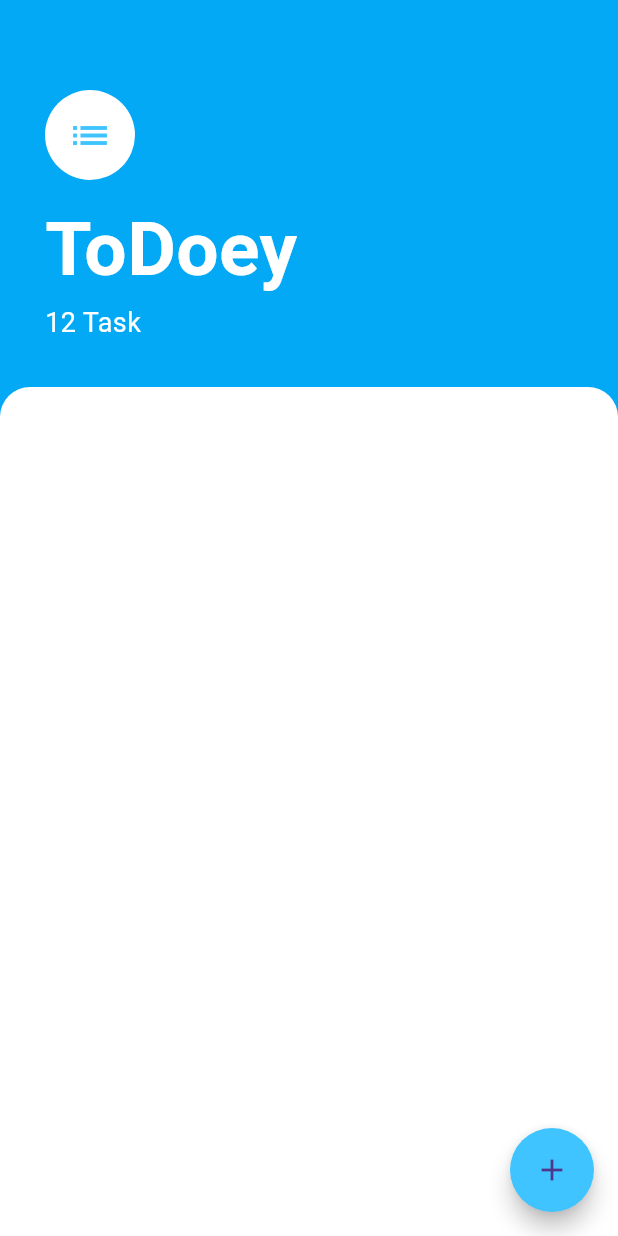
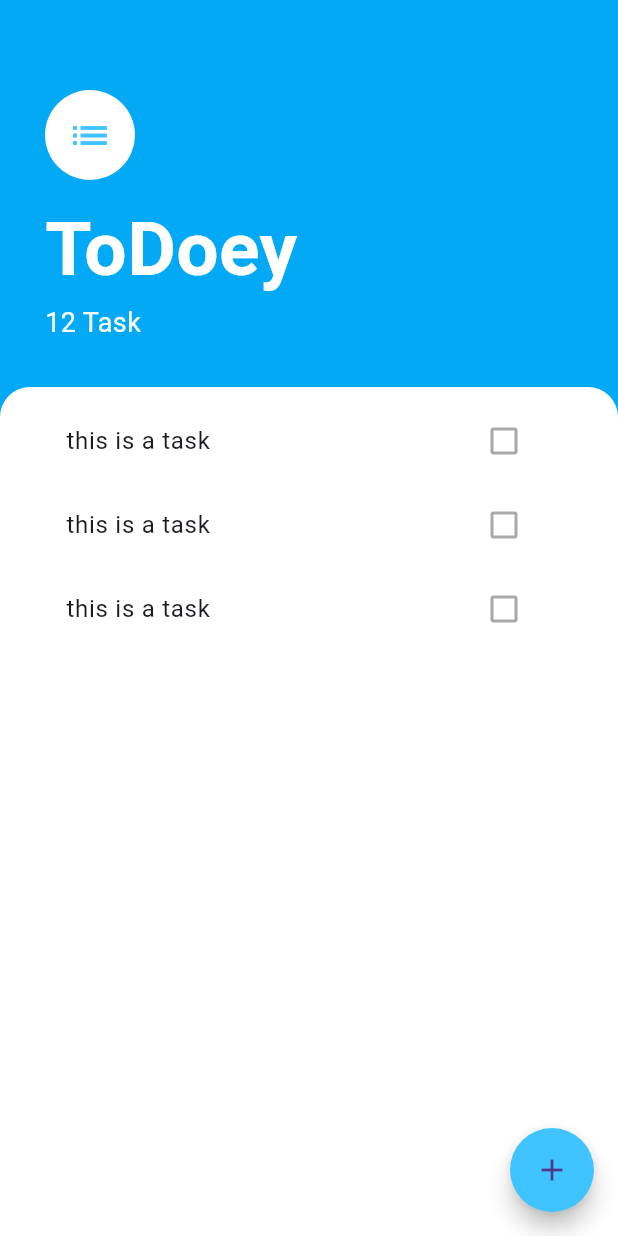
Before and after one commit to bsanderson1981/section16, a Flutter app: the screen it shows after launch, on a phone screen of 412 x 824 dp. Run offline on Flutter 3.47's test engine with Material 3 defaults, Android fonts, the phone set to English and light mode, and no system bars.

Commit message:
finished  section16  197

```diff
--- /dev/null
+++ b/devtools_options.yaml
@@ -0,0 +1,3 @@
+description: This file stores settings for Dart & Flutter DevTools.
+documentation: https://docs.flutter.dev/tools/devtools/extensions#configure-extension-enablement-states
+extensions:
--- a/lib/screens/tasks_screen.dart
+++ b/lib/screens/tasks_screen.dart
@@ -1,5 +1,7 @@
 import 'package:flutter/foundation.dart';
 import 'package:flutter/material.dart';
+import '/widgets/task_list.dart';
+import '/widgets/task_tile.dart';
 //finished sec 16 192
 class TasksScreen extends StatelessWidget {
   const TasksScreen({super.key});
@@ -53,12 +55,14 @@ class TasksScreen extends StatelessWidget {
           ),
           Expanded(
             child: Container(
+              padding: EdgeInsets.symmetric(horizontal: 20.0),
               decoration: BoxDecoration(
                   color: Colors.white,
                   borderRadius: BorderRadius.only(topLeft: Radius.circular(20.0),
                     topRight: Radius.circular(20.0),
                   )
               ),
+              child: TaskList(),
             ),
           ),
         ],
@@ -66,3 +70,19 @@ class TasksScreen extends StatelessWidget {
     );
   }
 }
+
+class TaskList extends StatelessWidget {
+
+  @override
+  Widget build(BuildContext context) {
+    return ListView(
+      padding: const EdgeInsets.all(8),
+      children: <Widget>[
+        TaskTile(),
+        TaskTile(),
+        TaskTile(),
+
+      ],
+    );
+  }
+}
--- /dev/null
+++ b/lib/widgets/task_tile.dart
@@ -0,0 +1,11 @@
+import 'package:flutter/material.dart';
+class TaskTile extends StatelessWidget {
+
+  @override
+  Widget build(BuildContext context) {
+    return ListTile(
+      title: Text('this is a task'),
+      trailing: Checkbox(value: false, onChanged: null,),
+    );
+  }
+}
```
Also changed, not shown: lib/widgets/task_list.dart (added, +18 -0 lines).
